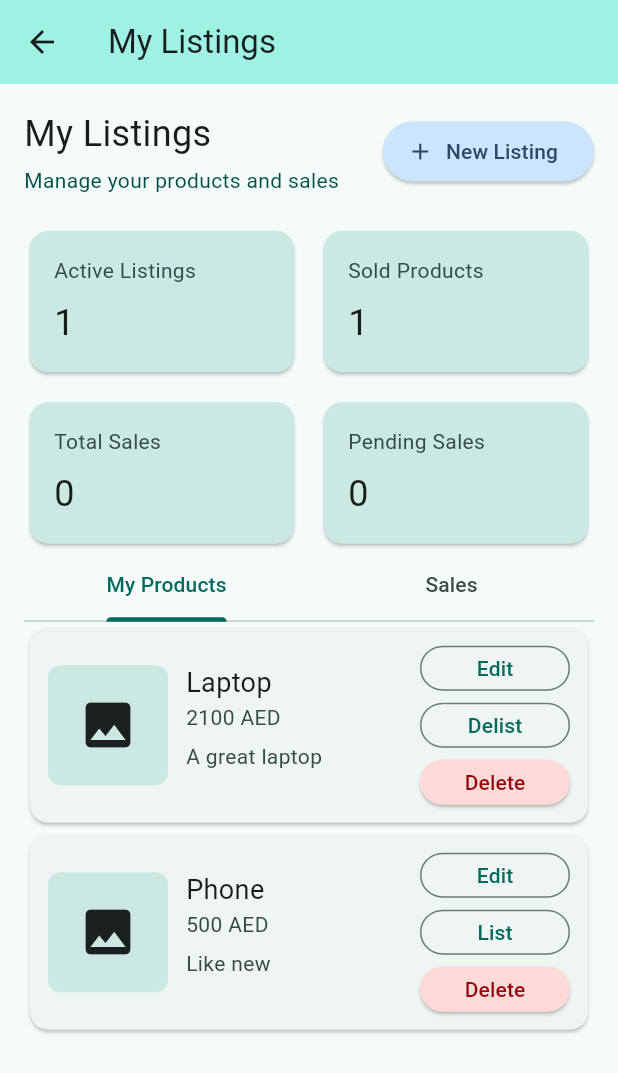
After one commit to cachille061/large-project, a Flutter app: the MyListingsPage screen opened directly, on a phone screen of 412 x 824 dp. The commit adds this screen. Shown: the top 1073 px of the screen. Run offline on Flutter 3.47's test engine with Material 3 defaults, Android fonts, the phone set to English and light mode, and no system bars; our stand-ins replace flutter_dotenv, flutter_secure_storage; accounts and stored records are empty; network calls fail.

Commit message:
fix get-session documentation & add some flutter pages functionality

```diff
--- /dev/null
+++ b/flutter_app/lib/listings.dart
@@ -0,0 +1,303 @@
+import 'package:flutter/material.dart';
+import 'package:flutter_app/main.dart';
+import 'package:flutter_app/add_product_page.dart';
+
+class MyListingsPage extends StatefulWidget {
+  const MyListingsPage({super.key});
+
+  @override
+  State<MyListingsPage> createState() => _MyListingsPageState();
+}
+
+class _MyListingsPageState extends State<MyListingsPage> {
+  String? productToDelete;
+
+  @override
+  Widget build(BuildContext context) {
+    final colors = Theme.of(context).colorScheme;
+    void _addProductButton(BuildContext context) {
+      Navigator.push(
+        context,
+        MaterialPageRoute<void>(
+          builder: (BuildContext context) => AddProductPage(),
+        ),
+      );
+    }
+
+    // TODO: Replace mock data with your providers / Firebase / API
+    final myProducts = <Map<String, dynamic>>[
+      {
+        "id": "1",
+        "title": "Laptop",
+        "price": "2100 AED",
+        "status": "active",
+        "description": "A great laptop",
+        "image": null,
+      },
+      {
+        "id": "2",
+        "title": "Phone",
+        "price": "500 AED",
+        "status": "sold",
+        "description": "Like new",
+        "image": null,
+      },
+    ];
+
+    final myOrders = <Map<String, dynamic>>[];
+    final activeProducts = myProducts
+        .where((p) => p["status"] == "active")
+        .toList();
+    final soldProducts = myProducts
+        .where((p) => p["status"] == "sold")
+        .toList();
+
+    return Scaffold(
+      backgroundColor: colors.surface,
+      appBar: AppBar(
+        title: const Text("My Listings"),
+        backgroundColor: colors.primaryContainer,
+      ),
+      body: Padding(
+        padding: EdgeInsets.all(16),
+        child: Column(
+          crossAxisAlignment: CrossAxisAlignment.start,
+          children: [
+            Row(
+              mainAxisAlignment: MainAxisAlignment.spaceBetween,
+              children: [
+                Column(
+                  crossAxisAlignment: CrossAxisAlignment.start,
+                  children: [
+                    Text("My Listings", style: TextStyle(fontSize: 24)),
+                    SizedBox(height: 4),
+                    Text(
+                      "Manage your products and sales",
+                      style: TextStyle(color: colors.onPrimaryContainer),
+                    ),
+                  ],
+                ),
+                ElevatedButton.icon(
+                  style: ElevatedButton.styleFrom(
+                    backgroundColor: colors.tertiaryContainer,
+                  ),
+                  onPressed: () {
+                    _addProductButton(context);
+                  },
+                  icon: Icon(Icons.add, color: colors.onTertiaryContainer),
+                  label: Text(
+                    "New Listing",
+                    style: TextStyle(color: colors.onTertiaryContainer),
+                  ),
+                ),
+              ],
+            ),
+
+            const SizedBox(height: 20),
+
+            // Stats Cards
+            GridView.count(
+              shrinkWrap: true,
+              crossAxisCount: 2, // 2 per row (change to 4 for desktop)
+              crossAxisSpacing: 12,
+              mainAxisSpacing: 12,
+              childAspectRatio: 1.8, // adjust card shape
+              children: [
+                _buildStatCard("Active Listings", activeProducts.length),
+                _buildStatCard("Sold Products", soldProducts.length),
+                _buildStatCard("Total Sales", myOrders.length),
+                _buildStatCard(
+                  "Pending Sales",
+                  myOrders.where((o) => o["status"] == "pending").length,
+                ),
+              ],
+            ),
+
+            Expanded(
+              child: DefaultTabController(
+                length: 2,
+                child: Column(
+                  children: [
+                    const TabBar(
+                      tabs: [
+                        Tab(text: "My Products"),
+                        Tab(text: "Sales"),
+                      ],
+                    ),
+                    Expanded(
+                      child: TabBarView(
+                        children: [
+                          _buildProductsTab(context, myProducts),
+                          _buildSalesTab(myOrders),
+                        ],
+                      ),
+                    ),
+                  ],
+                ),
+              ),
+            ),
+          ],
+        ),
+      ),
+    );
+  }
+
+  Widget _buildStatCard(String label, int value) {
+    final colors = Theme.of(context).colorScheme;
+    return Card(
+      color: colors.secondaryContainer,
+      child: Padding(
+        padding: const EdgeInsets.all(16),
+        child: Column(
+          crossAxisAlignment: CrossAxisAlignment.start,
+          children: [
+            Text(label, style: TextStyle(color: colors.onSecondaryContainer)),
+            const SizedBox(height: 8),
+            Text(value.toString(), style: const TextStyle(fontSize: 24)),
+          ],
+        ),
+      ),
+    );
+  }
+
+  Widget _buildProductsTab(
+    BuildContext context,
+    List<Map<String, dynamic>> products,
+  ) {
+    if (products.isEmpty) {
+      return const Center(child: Text("You haven't listed any products yet"));
+    }
+
+    final colors = Theme.of(context).colorScheme;
+
+    return ListView.builder(
+      itemCount: products.length,
+      itemBuilder: (context, i) {
+        final product = products[i];
+
+        return Card(
+          child: Padding(
+            padding: const EdgeInsets.all(12),
+            child: Row(
+              children: [
+                Container(
+                  width: 80,
+                  height: 80,
+                  decoration: BoxDecoration(
+                    color: colors.secondaryContainer,
+                    borderRadius: BorderRadius.circular(8),
+                  ),
+                  child: const Icon(Icons.image, size: 40),
+                ),
+                const SizedBox(width: 12),
+                Expanded(
+                  child: Row(
+                    children: [
+                      Column(
+                        crossAxisAlignment: CrossAxisAlignment.start,
+                        children: [
+                          Text(
+                            product["title"],
+                            style: const TextStyle(fontSize: 18),
+                          ),
+                          Text(
+                            product["price"],
+                            style: TextStyle(
+                              color: colors.onSecondaryContainer,
+                            ),
+                          ),
+                          const SizedBox(height: 6),
+                          Text(
+                            product["description"],
+                            maxLines: 2,
+                            overflow: TextOverflow.ellipsis,
+                            style: TextStyle(
+                              color: colors.onSecondaryContainer,
+                            ),
+                          ),
+                          const SizedBox(height: 10),
+                        ],
+                      ),
+                      Spacer(),
+                      Column(
+                        children: [
+                          SizedBox(
+                            width: 100,
+                            height: 30,
+                            child: OutlinedButton(
+                              onPressed: () {},
+                              child: const Text("Edit"),
+                            ),
+                          ),
+                          const SizedBox(height: 8),
+                          SizedBox(
+                            width: 100,
+                            height: 30,
+                            child: OutlinedButton(
+                              onPressed: () {},
+                              child: Text(
+                                product["status"] == "active"
+                                    ? "Delist"
+                                    : "List",
+                              ),
+                            ),
+                          ),
+                          const SizedBox(height: 8),
+                          SizedBox(
+                            width: 100,
+                            height: 30,
+                            child: ElevatedButton(
+                              style: ElevatedButton.styleFrom(
+                                backgroundColor: colors.errorContainer,
+                              ),
+                              onPressed: () {
+                                setState(() => productToDelete = product["id"]);
+                              },
+                              child: Text(
+                                "Delete",
+                                style: TextStyle(
+                                  color: colors.onErrorContainer,
+                                ),
+                              ),
+                            ),
+                          ),
+                        ],
+                      ),
+                    ],
+                  ),
+                ),
+              ],
+            ),
+          ),
+        );
+      },
+    );
+  }
+
+  Widget _buildSalesTab(List<Map<String, dynamic>> orders) {
+    if (orders.isEmpty) {
+      return const Center(child: Text("No sales yet"));
+    }
+
+    final colors = Theme.of(context).colorScheme;
+
+    return ListView.builder(
+      itemCount: orders.length,
+      itemBuilder: (context, i) {
+        final order = orders[i];
+
+        return ListTile(
+          leading: Container(
+            width: 50,
+            height: 50,
+            color: colors.secondaryContainer,
+            child: const Icon(Icons.image),
+          ),
+          title: Text(order["productTitle"] ?? "Product"),
+          subtitle: Text(order["buyerName"] ?? "Buyer"),
+          trailing: Text(order["status"] ?? "status"),
+        );
+      },
+    );
+  }
+}
--- a/flutter_app/lib/main.dart
+++ b/flutter_app/lib/main.dart
@@ -1,4 +1,5 @@
 import 'package:flutter/material.dart';
+import 'package:flutter_app/listings.dart';
 import 'package:flutter_app/login_page.dart';
 import 'package:flutter_app/sign_up_page.dart';
 import 'package:flutter_app/api_requests.dart';
@@ -89,11 +90,8 @@ class _HomePageState extends State<HomePage> {
         title: Row(
           children: [
             Padding(
-              padding: EdgeInsets.symmetric(horizontal: 10),
-              child: Text(
-                'MyTechMarketplace',
-                selectionColor: colors.onPrimaryContainer,
-              ),
+              padding: EdgeInsets.symmetric(horizontal: 0),
+              child: Image.asset("assets/logo_1.png"),
             ),
             Spacer(),
             AccountMenu(onLogout: () => reloadState()),
@@ -222,7 +220,9 @@ class _ProductsListState extends State<ProductsList> with RouteAware {
                       "Location: ${product["location"] ?? "Unknown"}",
                       style: TextStyle(
                         fontSize: 12,
-                        color: Theme.of(context).colorScheme.secondaryContainer,
+                        color: Theme.of(
+                          context,
+                        ).colorScheme.onSecondaryContainer,
                       ),
                     ),
                     SizedBox(height: 4),
@@ -515,6 +515,15 @@ class _NavBarState extends State<NavBar> {
     );
   }
 
+  void _listingsButton(BuildContext context) {
+    Navigator.push(
+      context,
+      MaterialPageRoute<void>(
+        builder: (BuildContext context) => MyListingsPage(),
+      ),
+    );
+  }
+
   @override
   Widget build(BuildContext context) {
     final ColorScheme colors = Theme.of(context).colorScheme;
@@ -546,11 +555,18 @@ class _NavBarState extends State<NavBar> {
                 color: colors.onPrimaryContainer,
                 onPressed: () => _addProductButton(context),
               ),
-            IconButton(
-              icon: Icon(Icons.history),
-              color: colors.onPrimaryContainer,
-              onPressed: () {},
-            ),
+            if (ApiRequests.loggedIn)
+              IconButton(
+                icon: Icon(Icons.storefront),
+                color: colors.onPrimaryContainer,
+                onPressed: () => {_listingsButton(context)},
+              ),
+            if (ApiRequests.loggedIn)
+              IconButton(
+                icon: Icon(Icons.history),
+                color: colors.onPrimaryContainer,
+                onPressed: () {},
+              ),
           ],
         ),
       ),
```
Also changed, not shown: 1 other file.
